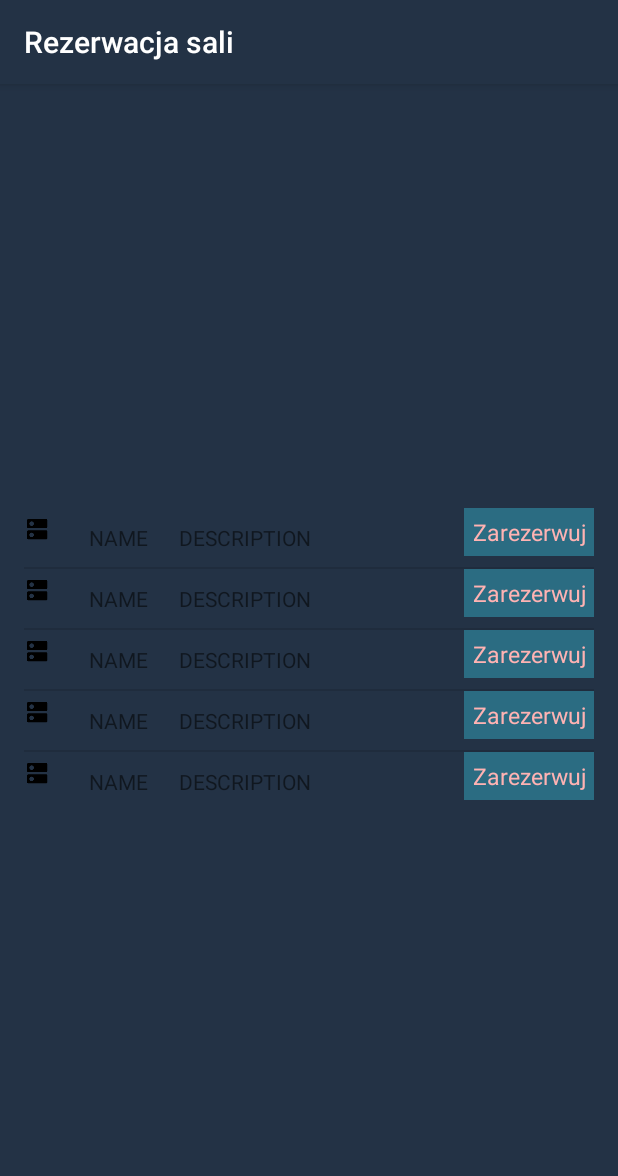
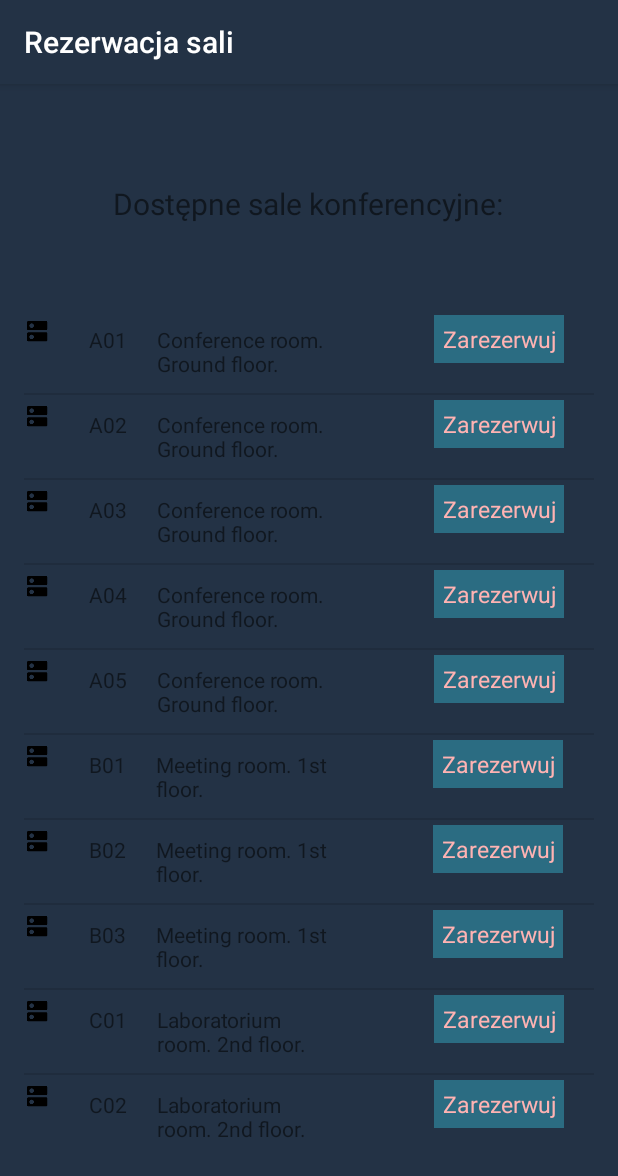
Before and after one commit to Openroads/androidMocarnyPK, an Android app: the BookRoom screen opened directly, with no data from a screen before it, on a phone screen of 412 x 824 dp. Shown: the top 1176 px of the screen. Run offline under Robolectric (Android 15) with nearby library versions, the phone set to English and light mode, and no system bars.

```diff
--- a/app/src/main/java/daren/systemwewnetrznymocarnypk/BookRoom.java
+++ b/app/src/main/java/daren/systemwewnetrznymocarnypk/BookRoom.java
@@ -26,11 +26,16 @@ public class BookRoom extends AppCompatActivity {
 
     private ListView list ;
     private RoomAdapter adapter ;
-    RowRoom room[] = new RowRoom[]{new RowRoom("NAME", "DESCRIPTION", "Owner"),
-            new RowRoom("NAME", "DESCRIPTION", "Owner"),
-            new RowRoom("NAME", "DESCRIPTION", "Owner"),
-            new RowRoom("NAME", "DESCRIPTION", "Owner"),
-            new RowRoom("NAME", "DESCRIPTION", "Owner"),
+    RowRoom room[] = new RowRoom[]{new RowRoom("A01", "Conference room. Ground floor.", "Owner"),
+            new RowRoom("A02", "Conference room. Ground floor.", "Owner"),
+            new RowRoom("A03", "Conference room. Ground floor.", "Owner"),
+            new RowRoom("A04", "Conference room. Ground floor.", "Owner"),
+            new RowRoom("A05", "Conference room. Ground floor.", "Owner"),
+            new RowRoom("B01", "Meeting room. 1st floor.", "Owner"),
+            new RowRoom("B02", "Meeting room. 1st floor.", "Owner"),
+            new RowRoom("B03", "Meeting room. 1st floor.", "Owner"),
+            new RowRoom("C01", "Laboratorium room. 2nd floor.", "Owner"),
+            new RowRoom("C02", "Laboratorium room. 2nd floor.", "Owner"),
     };
 
     @Override
@@ -108,7 +113,7 @@ public class BookRoom extends AppCompatActivity {
                     // }
                     for(int i=0; i < jarray.length(); i++){
                         JSONObject obj = jarray.getJSONObject(i);
-                        room[i]=new RowRoom(obj.optString("name"),obj.optString("description"),obj.optString("id"));
+                       // room[i]=new RowRoom(obj.optString("name"),obj.optString("description"),obj.optString("id"));
 
                     }
 
--- a/app/src/main/java/daren/systemwewnetrznymocarnypk/RoomAdapter.java
+++ b/app/src/main/java/daren/systemwewnetrznymocarnypk/RoomAdapter.java
@@ -2,6 +2,7 @@ package daren.systemwewnetrznymocarnypk;
 
 import android.app.Activity;
 import android.content.Context;
+import android.content.Intent;
 import android.view.LayoutInflater;
 import android.view.View;
 import android.view.ViewGroup;
@@ -9,6 +10,7 @@ import android.widget.ArrayAdapter;
 import android.widget.Button;
 import android.widget.ImageView;
 import android.widget.TextView;
+import android.widget.Toast;
 
 /**
  * Created by daren on 04.06.16.
@@ -24,6 +26,8 @@ public class RoomAdapter extends ArrayAdapter<RowRoom> {
         this.layoutResourceId = layoutResourceId;
         this.context = context;
         this.data = data;
+        //new WebServiceHandler().execute("http://192.168.1.150:8000/api/rest/v1/rooms/66b5f696-e01c-46f0-a55f-16b393f6ea84/");
+
     }
     @Override
     public View getView(int position, View convertView, ViewGroup parent) {
@@ -46,10 +50,27 @@ public class RoomAdapter extends ArrayAdapter<RowRoom> {
             holder = (RowBeanHolder)row.getTag();
         }
 
-        RowRoom object = data[position];
+        final RowRoom object = data[position];
+
         holder.txtTitle.setText(object.name);
         holder.txtDescription.setText(object.description);
         holder.button = (Button) row.findViewById(R.id.zarezerwuj_batton);
+        holder.but2= (Button) row.findViewById(R.id.anuluj_button);
+        final RowBeanHolder finalHolder = holder;
+        holder.button.setOnClickListener(new View.OnClickListener() {
+            @Override
+            public void onClick(View v) {
+                finalHolder.button.setText("Gotowe");
+                finalHolder.but2.setVisibility(View.VISIBLE);
+            }
+        });
+        holder.but2.setOnClickListener(new View.OnClickListener() {
+            @Override
+            public void onClick(View v) {
+                finalHolder.but2.setVisibility(View.INVISIBLE);
+                finalHolder.button.setText("Zarezerwuj");
+            }
+        });
 
 
         return row;
@@ -60,5 +81,7 @@ public class RoomAdapter extends ArrayAdapter<RowRoom> {
         TextView txtTitle;
         TextView txtDescription;
         Button button;
+        Button but2;
     }
+
 }
--- a/app/src/main/res/layout/activity_book_room.xml
+++ b/app/src/main/res/layout/activity_book_room.xml
@@ -9,11 +9,21 @@
     android:paddingTop="@dimen/activity_vertical_margin"
     tools:context="daren.systemwewnetrznymocarnypk.BookRoom">
 
+
+    <TextView
+        android:layout_width="wrap_content"
+        android:layout_height="wrap_content"
+        android:text="@string/dost_sale"
+        android:layout_centerHorizontal="true"
+        android:layout_marginTop="50dp"
+        android:id="@+id/textView3"
+        android:textSize="20sp"/>
+
     <ListView
         android:layout_width="wrap_content"
         android:layout_height="wrap_content"
         android:id="@+id/listView"
-        android:layout_centerVertical="true"
+        android:layout_below="@+id/textView3"
         android:layout_alignParentStart="true"
-        />
+        android:layout_marginTop="57dp" />
 </RelativeLayout>
--- a/app/src/main/res/layout/row_list.xml
+++ b/app/src/main/res/layout/row_list.xml
@@ -1,7 +1,9 @@
 <?xml version="1.0" encoding="utf-8"?>
 <LinearLayout xmlns:android="http://schemas.android.com/apk/res/android"
     android:layout_width="match_parent"
-    android:layout_height="match_parent" >
+    android:layout_height="match_parent"
+    android:layout_marginTop="20dp"
+    android:layout_marginBottom="20dp">
 
     <ImageView android:id="@+id/imgIcon"
         android:layout_width="wrap_content"
@@ -18,17 +20,26 @@
         android:padding="10dp" />
 
     <TextView android:id="@+id/txtDescription"
-        android:layout_width="200dp"
+        android:layout_width="140dp"
         android:layout_height="wrap_content"
         android:padding="10dp"/>
 
     <Button
+        android:textSize="15sp"
+        android:layout_width="wrap_content"
+        android:layout_height="wrap_content"
+        android:background="#cc0000"
+        android:padding="5dp"
+        android:visibility="invisible"
+        android:text="Anuluj"
+        android:id="@+id/anuluj_button"
+        />
+
+    <Button
         android:id="@+id/zarezerwuj_batton"
         android:background="#2B6C82"
-        android:layout_gravity="end"
         android:layout_width="wrap_content"
         android:layout_height="wrap_content"
-        android:gravity="end"
         android:padding="5dp"
         android:text="@string/book"
         android:textSize="15sp"/>
--- a/app/src/main/res/values/strings.xml
+++ b/app/src/main/res/values/strings.xml
@@ -30,4 +30,5 @@
     <string name="book_room">Rezerwacja sali</string>
     <string name="book">Zarezerwuj</string>
     <string name="rezerwacja_label">Rezerwacja miejsca parkingowego</string>
+    <string name="dost_sale">Dostępne sale konferencyjne:</string>
 </resources>
```
Also changed, not shown: app/src/main/res/drawable/sala_konf.png (added).
